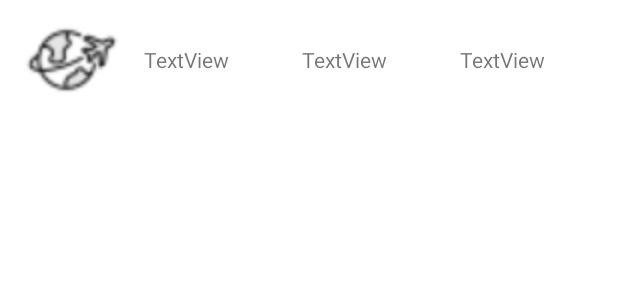
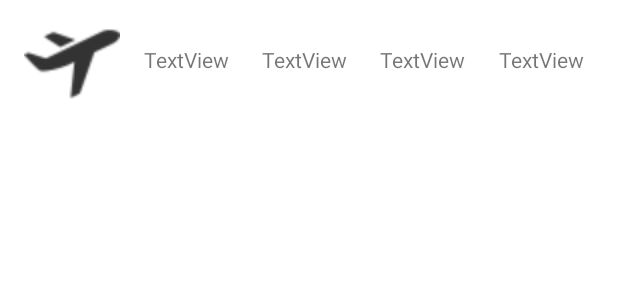
Before and after one commit to Mary1093/Lab04Prototipo, an Android app: the layout template_vuelos.xml on its own in the app's theme, with its tools: preview values and no code run, on a phone screen of 412 x 824 dp. Shown: the top 300 px of the screen. Run offline under Robolectric (Android 15) with nearby library versions, the phone set to English and light mode, and no system bars.

Commit message:
mejoras en el recycler view y hacer la lista de vuelos clickable

```diff
--- a/app/src/main/AndroidManifest.xml
+++ b/app/src/main/AndroidManifest.xml
@@ -31,6 +31,11 @@
             android:label="Registro">
 
         </activity>
+        <activity
+            android:name=".activities.Reserva_activity"
+            android:label="Reserva">
+
+        </activity>
 
         <activity android:name=".MainActivity">
             <intent-filter>
--- /dev/null
+++ b/app/src/main/res/layout/activity_reservar_vuelo.xml
@@ -0,0 +1,6 @@
+<?xml version="1.0" encoding="utf-8"?>
+<androidx.constraintlayout.widget.ConstraintLayout
+    xmlns:android="http://schemas.android.com/apk/res/android" android:layout_width="match_parent"
+    android:layout_height="match_parent">
+
+</androidx.constraintlayout.widget.ConstraintLayout>
--- a/app/src/main/res/layout/nav_header_main.xml
+++ b/app/src/main/res/layout/nav_header_main.xml
@@ -28,7 +28,7 @@
         android:textAppearance="@style/TextAppearance.AppCompat.Body1" />
 
     <TextView
-        android:id="@+id/textView"
+        android:id="@+id/userText"
         android:layout_width="wrap_content"
         android:layout_height="wrap_content"
         android:text="Selecciona una opción" />
--- a/app/src/main/res/layout/template_vuelos.xml
+++ b/app/src/main/res/layout/template_vuelos.xml
@@ -15,7 +15,7 @@
         android:layout_marginRight="16dp"
         android:layout_marginBottom="8dp"
         android:layout_weight="0"
-        app:srcCompat="@drawable/vuelos" />
+        app:srcCompat="@drawable/plane" />
 
     <TextView
         android:id="@+id/id_vuelo"
@@ -40,6 +40,14 @@
         android:layout_gravity="center_vertical"
         android:layout_weight="1"
         android:text="TextView" />
+    <TextView
+        android:id="@+id/horario2"
+        android:layout_width="40dp"
+        android:layout_height="wrap_content"
+        android:layout_gravity="center_vertical"
+        android:layout_weight="1"
+        android:text="TextView" />
+
 
 
 </LinearLayout>
```
Also changed, not shown: app/src/main/java/com/example/lab04prototipo/AdaptadorCustomVuelos.kt (+7 -5 lines), app/src/main/java/com/example/lab04prototipo/activities/Reserva_activity.kt (added, +16 -0 lines), app/src/main/res/drawable/planep.png (added).
